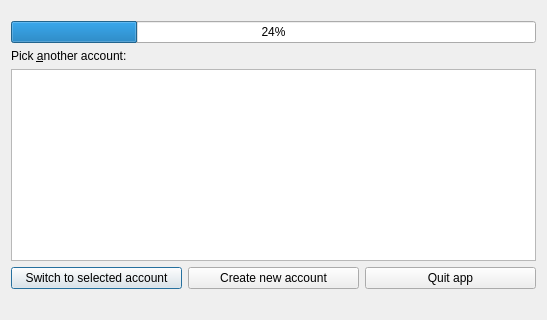
The window that src/dialogs/LocalStorageUpgradeDialog.ui (d1vanov/quentier) describes before a commit, drawn with Qt 5; both pictures show x 0 to 547 and y 284 to 604 of the 547 by 604 pixel window.
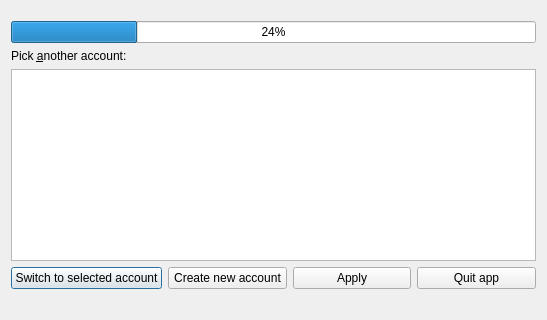
The same window after the commit.

Commit message: Issue #206: first seemingly complete version of local storage upgrade dialog

Patch:
```diff
--- a/src/dialogs/LocalStorageUpgradeDialog.ui
+++ b/src/dialogs/LocalStorageUpgradeDialog.ui
@@ -87,6 +87,13 @@
        </property>
       </widget>
      </item>
+     <item>
+      <widget class="QPushButton" name="applyPatchPushButton">
+       <property name="text">
+        <string>Apply</string>
+       </property>
+      </widget>
+     </item>
      <item>
       <widget class="QPushButton" name="quitAppPushButton">
        <property name="text">
```
The commit also changes 2 other files.
